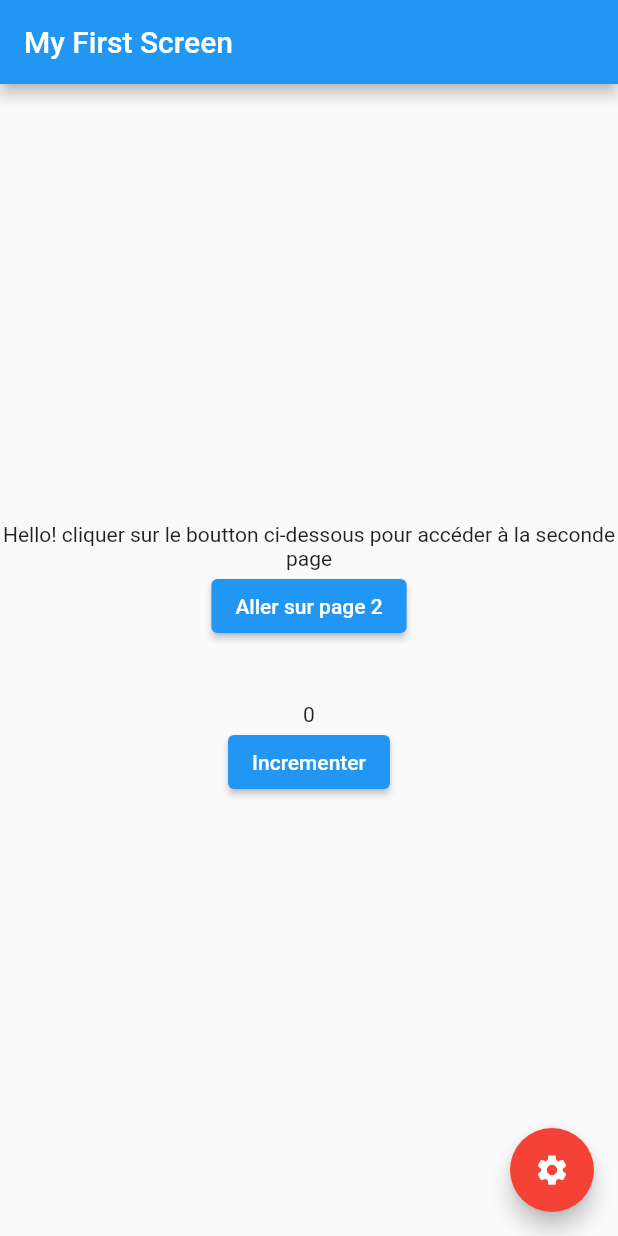
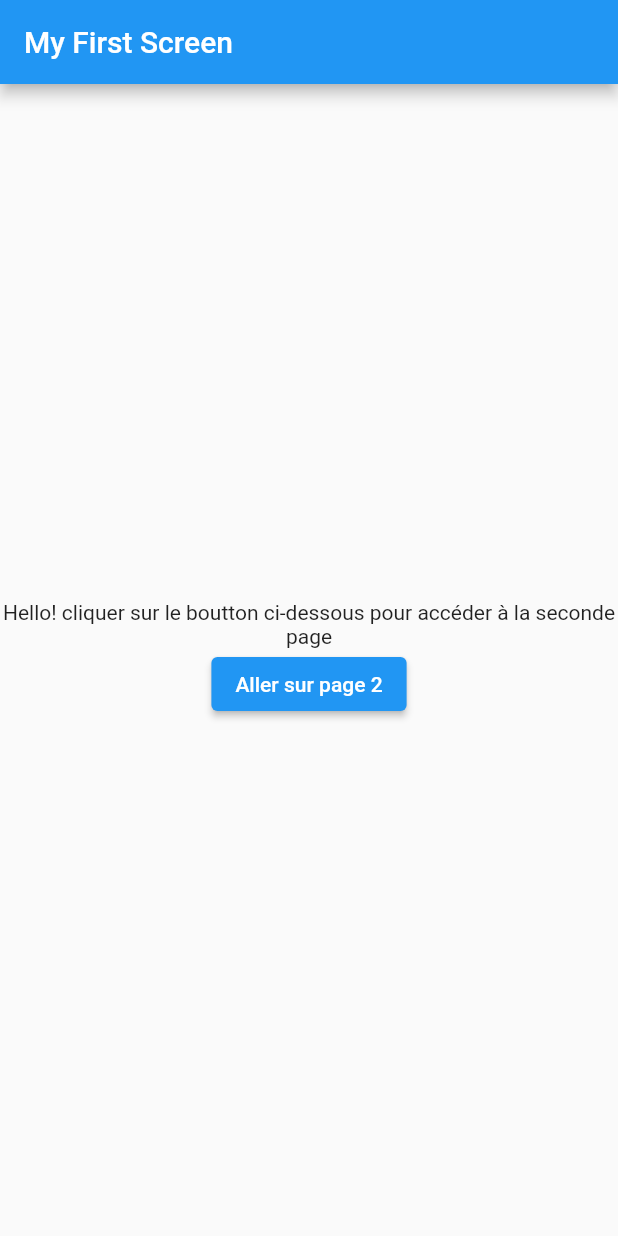
Before and after one commit to DK-codeur/flutter_provider_state_manage, a Flutter app: the screen it shows after launch, on a phone screen of 412 x 824 dp. Run offline on Flutter 3.47's test engine with Material 2 defaults, Android fonts, the phone set to English and light mode, and no system bars.

Commit message:
navigation branch

```diff
--- a/lib/main.dart
+++ b/lib/main.dart
@@ -2,10 +2,6 @@
 
 import 'package:flutter/material.dart';
 import 'package:navigation/screens/my_first_screen.dart';
-import 'package:navigation/screens/my_second_screen.dart';
-import 'package:provider/provider.dart';
-
-import 'providers/app_provider.dart';
 
 void main() {
   runApp(const MyApp());
@@ -16,22 +12,12 @@ class MyApp extends StatelessWidget {
 
   @override
   Widget build(BuildContext context) {
-    return MultiProvider(
-      providers: [
-        ChangeNotifierProvider(
-          create: (context) => AppProvider()
-        )
-      ],
-      child: MaterialApp(
-        title: 'Flutter Demo',
-        theme: ThemeData(
-          primarySwatch: Colors.blue,
-        ),
-        home: MyFirstScreen(),
-        routes: {
-          "/secondScreen": (context) => MySecondScreen()
-        },
+    return MaterialApp(
+      title: 'Flutter Demo',
+      theme: ThemeData(
+        primarySwatch: Colors.blue,
       ),
+      home: MyFirstScreen(),
     );
   }
 }
--- a/lib/providers/app_provider.dart
+++ /dev/null
@@ -1,14 +0,0 @@
-import 'package:flutter/material.dart';
-
-class AppProvider with ChangeNotifier {
-  Color? _myColor;
-
-  Color get mycolor {
-    return _myColor?? Colors.blue;
-  }
-
-  void changeAppBarColor(Color color) {
-    _myColor = color;
-    notifyListeners();
-  }
-}
--- a/lib/screens/my_first_screen.dart
+++ b/lib/screens/my_first_screen.dart
@@ -1,29 +1,14 @@
-// ignore_for_file: prefer_const_literals_to_create_immutables, prefer_const_constructors
+// ignore_for_file: prefer_const_constructors
 
 import 'package:flutter/material.dart';
-import 'package:navigation/providers/app_provider.dart';
-import 'package:provider/provider.dart';
-class MyFirstScreen extends StatefulWidget {
+class MyFirstScreen extends StatelessWidget {
  const MyFirstScreen({Key? key}) : super(key: key);
-  @override
-  State<MyFirstScreen> createState() => _MyFirstScreenState();
-}
 
-class _MyFirstScreenState extends State<MyFirstScreen> {
-  int compteur = 0;
   @override
   Widget build(BuildContext context) {
-    return Consumer<AppProvider>(
-      builder: (context, myAppProvider, child) {
     return Scaffold(
       appBar: AppBar(
-            backgroundColor: myAppProvider.mycolor,
         title: Text("My First Screen"),
-          ),
-          floatingActionButton: FloatingActionButton(
-            backgroundColor: Colors.red,
-            child: Icon(Icons.settings),
-            onPressed: () => context.read<AppProvider>().changeAppBarColor(Colors.red)
       ),
       body: Center(
         child: Column(
@@ -36,32 +21,12 @@ class _MyFirstScreenState extends State<MyFirstScreen> {
             ElevatedButton(
               onPressed: () {
                 //naviguer vers MySecondScreen
-                    Navigator.pushNamed(
-                      context,
-                      "/secondScreen",
-                      arguments: "ouai! mon super argument!"
-                    );
               },
               child: Text("Aller sur page 2")
-                ),
-
-                SizedBox(height: 40,),
-
-                Text("$compteur"),
-                ElevatedButton(
-                  //utilisation du setState
-                  onPressed: () {
-                    setState(() {
-                      compteur++;
-                    });
-                  },
-                  child: Text("Incrementer")
-                ),
+            )
           ],
         ),
       ),
     );
   }
-    );
 }
-}
```
Also changed, not shown: lib/screens/my_second_screen.dart (+1 -23 lines). Lines whose indentation alone changed are shown as unchanged.
